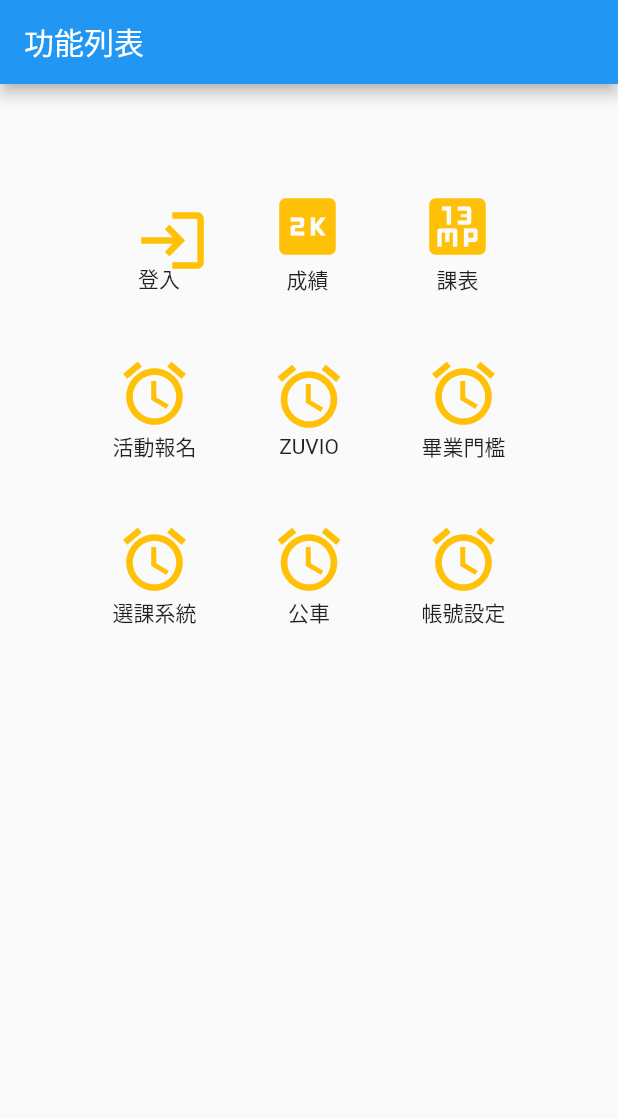
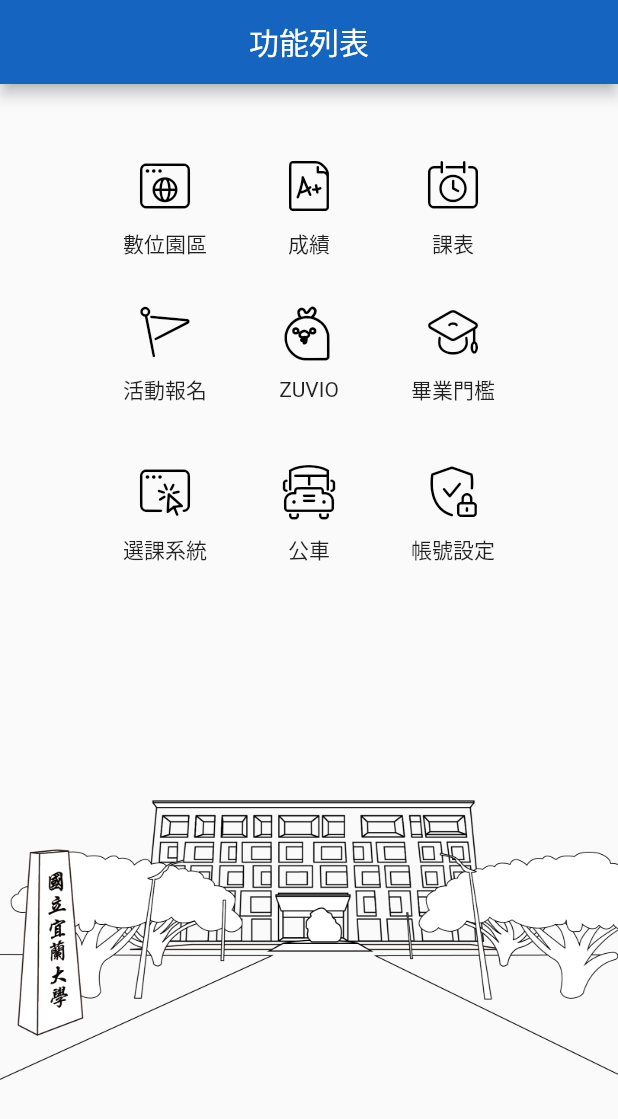
Before and after one commit to mpeilun/niu_app, a Flutter app: the screen it shows after launch, on a phone screen of 412 x 824 dp. Shown: the top 1119 px of the screen. Run offline on Flutter 3.47's test engine with Material 2 defaults, Android fonts, the phone set to English and light mode, and no system bars; our stand-ins replace permission_handler.

Commit message:
模仿介面

```diff
--- a/lib/main.dart
+++ b/lib/main.dart
@@ -2,13 +2,22 @@ import 'package:flutter/cupertino.dart';
 import 'package:flutter/material.dart';
 import 'package:niu_app/Test/login.dart';
 import 'package:permission_handler/permission_handler.dart';
+
+import 'menuIcon.dart';
 
 Future main() async {
   WidgetsFlutterBinding.ensureInitialized();
 
   await Permission.storage.request();
 
-  runApp(new MaterialApp(home: MyApp()));
+  runApp(new MaterialApp(
+    home: MyApp(),
+    theme: new ThemeData(
+      brightness: Brightness.light,
+      primaryColor: Colors.blue[800],
+      accentColor: Colors.cyan[600],
+    ),
+  ));
 }
 
 class MyApp extends StatefulWidget {
@@ -30,21 +39,24 @@ class _MyAppState extends State<MyApp> {
   @override
   Widget build(BuildContext context) {
     return Scaffold(
-      appBar: AppBar(title: Text("功能列表")),
+      appBar: AppBar(
+        title: Text('功能列表'),
+        centerTitle: true,
+      ),
       body: SafeArea(
           child: Column(
               mainAxisAlignment: MainAxisAlignment.start,
               crossAxisAlignment: CrossAxisAlignment.center,
               children: <Widget>[
-            SizedBox(height: 60),
+            SizedBox(height: 40),
             Container(
-              padding: EdgeInsets.all(10),
               child: Row(
                 mainAxisAlignment: MainAxisAlignment.center,
                 children: [
                   Column(children: <Widget>[
                     IconButton(
-                      icon: Icon(Icons.login, size: 50, color: Colors.amber),
+                      iconSize: 40,
+                      icon: Icon(MenuIcon.icon_eschool, color: Colors.black),
                       onPressed: () {
                         Navigator.push(
                             context,
@@ -53,27 +65,33 @@ class _MyAppState extends State<MyApp> {
                                 maintainState: false));
                       },
                     ),
-                    Text('登入')
+                    Text('數位園區')
                   ]),
                   SizedBox(
-                    width: 50,
+                    width: 40,
                   ),
                   Column(children: <Widget>[
-                    Icon(
-                      Icons.two_k,
-                      size: 50,
-                      color: Colors.amber,
+                    IconButton(
+                      iconSize: 40,
+                      icon: Icon(
+                        MenuIcon.icon_grades,
+                        color: Colors.black,
+                      ),
+                      onPressed: () {},
                     ),
                     Text('成績')
                   ]),
                   SizedBox(
-                    width: 50,
+                    width: 40,
                   ),
                   Column(children: <Widget>[
-                    Icon(
-                      Icons.thirteen_mp,
-                      size: 50,
-                      color: Colors.amber,
+                    IconButton(
+                      iconSize: 40,
+                      icon: Icon(
+                        MenuIcon.icon_timetable,
+                        color: Colors.black,
+                      ),
+                      onPressed: () {},
                     ),
                     Text('課表')
                   ]),
@@ -84,37 +102,45 @@ class _MyAppState extends State<MyApp> {
               height: 20,
             ),
             Container(
-              padding: EdgeInsets.all(10),
               child: Row(
                 mainAxisAlignment: MainAxisAlignment.center,
                 children: [
                   Column(children: <Widget>[
-                    Icon(
-                      Icons.access_alarm,
-                      size: 50,
-                      color: Colors.amber,
+                    IconButton(
+                      iconSize: 40,
+                      icon: Icon(
+                        MenuIcon.icon_event,
+                        color: Colors.black,
+                      ),
+                      onPressed: () {},
                     ),
                     Text('活動報名')
                   ]),
                   SizedBox(
-                    width: 50,
+                    width: 40,
                   ),
                   Column(children: <Widget>[
-                    Icon(
-                      Icons.access_alarm,
-                      size: 50,
-                      color: Colors.amber,
+                    IconButton(
+                      iconSize: 40,
+                      icon: Icon(
+                        MenuIcon.icon_zuvio,
+                        color: Colors.black,
+                      ),
+                      onPressed: () {},
                     ),
                     Text('ZUVIO')
                   ]),
                   SizedBox(
-                    width: 50,
+                    width: 40,
                   ),
                   Column(children: <Widget>[
-                    Icon(
-                      Icons.access_alarm,
-                      size: 50,
-                      color: Colors.amber,
+                    IconButton(
+                      iconSize: 40,
+                      icon: Icon(
+                        MenuIcon.icon_graduation,
+                        color: Colors.black,
+                      ),
+                      onPressed: () {},
                     ),
                     Text('畢業門檻')
                   ]),
@@ -130,38 +156,51 @@ class _MyAppState extends State<MyApp> {
                 mainAxisAlignment: MainAxisAlignment.center,
                 children: [
                   Column(children: <Widget>[
-                    Icon(
-                      Icons.access_alarm,
-                      size: 50,
-                      color: Colors.amber,
+                    IconButton(
+                      iconSize: 40,
+                      icon: Icon(
+                        MenuIcon.icon_e_school,
+                        color: Colors.black,
+                      ),
+                      onPressed: () {},
                     ),
                     Text('選課系統')
                   ]),
                   SizedBox(
-                    width: 50,
+                    width: 40,
                   ),
                   Column(children: <Widget>[
-                    Icon(
-                      Icons.access_alarm,
-                      size: 50,
-                      color: Colors.amber,
+                    IconButton(
+                      iconSize: 40,
+                      icon: Icon(
+                        MenuIcon.icon_bus,
+                        color: Colors.black,
+                      ),
+                      onPressed: () {},
                     ),
                     Text('公車')
                   ]),
                   SizedBox(
-                    width: 50,
+                    width: 40,
                   ),
                   Column(children: <Widget>[
-                    Icon(
-                      Icons.access_alarm,
-                      size: 50,
-                      color: Colors.amber,
+                    IconButton(
+                      iconSize: 40,
+                      icon: Icon(
+                        MenuIcon.icon_account,
+                        color: Colors.black,
+                      ),
+                      onPressed: () {},
                     ),
                     Text('帳號設定')
                   ]),
                 ],
               ),
             ),
+            SizedBox(
+              height: 40,
+            ),
+            Expanded(child: Image.asset('assets/niu_background.png'))
           ])),
     );
   }
--- /dev/null
+++ b/lib/menuIcon.dart
@@ -0,0 +1,35 @@
+/// Flutter icons MyFlutterApp
+/// Copyright (C) 2021 by original authors @ fluttericon.com, fontello.com
+/// This font was generated by FlutterIcon.com, which is derived from Fontello.
+///
+/// To use this font, place it in your fonts/ directory and include the
+/// following in your pubspec.yaml
+///
+/// flutter:
+///   fonts:
+///    - family:  MyFlutterApp
+///      fonts:
+///       - asset: fonts/MyFlutterApp.ttf
+///
+///
+///
+import 'package:flutter/widgets.dart';
+
+class MenuIcon {
+  MenuIcon._();
+
+  static const _kFontFam = 'MenuIcon';
+  static const String? _kFontPkg = null;
+
+  static const IconData icon_feedback = IconData(0xe800, fontFamily: _kFontFam, fontPackage: _kFontPkg);
+  static const IconData icon_grades = IconData(0xe801, fontFamily: _kFontFam, fontPackage: _kFontPkg);
+  static const IconData icon_graduation = IconData(0xe802, fontFamily: _kFontFam, fontPackage: _kFontPkg);
+  static const IconData icon_timetable = IconData(0xe803, fontFamily: _kFontFam, fontPackage: _kFontPkg);
+  static const IconData icon_zuvio = IconData(0xe804, fontFamily: _kFontFam, fontPackage: _kFontPkg);
+  static const IconData icon_account = IconData(0xe805, fontFamily: _kFontFam, fontPackage: _kFontPkg);
+  static const IconData icon_bus = IconData(0xe806, fontFamily: _kFontFam, fontPackage: _kFontPkg);
+  static const IconData icon_e_school = IconData(0xe807, fontFamily: _kFontFam, fontPackage: _kFontPkg);
+  static const IconData icon_email = IconData(0xe808, fontFamily: _kFontFam, fontPackage: _kFontPkg);
+  static const IconData icon_eschool = IconData(0xe809, fontFamily: _kFontFam, fontPackage: _kFontPkg);
+  static const IconData icon_event = IconData(0xe80a, fontFamily: _kFontFam, fontPackage: _kFontPkg);
+}
```
Also changed, not shown: pubspec.yaml (+6 -1 lines), assets/niu_background.png (added), fonts/MenuIcon.ttf (added).
